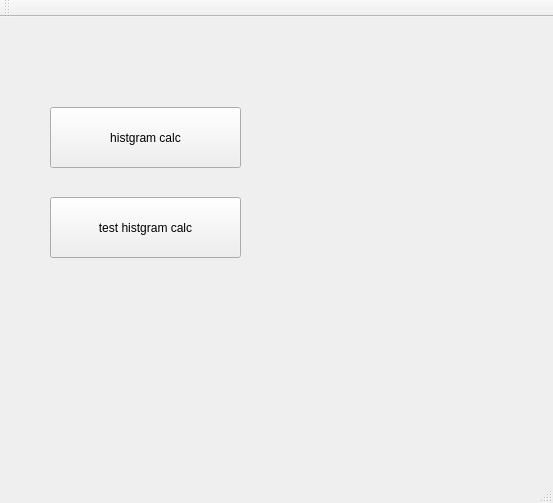
Old version of the form CalcHistLearn/mainwindow.ui in the repository fordreaming/qt_opencv3_learning.
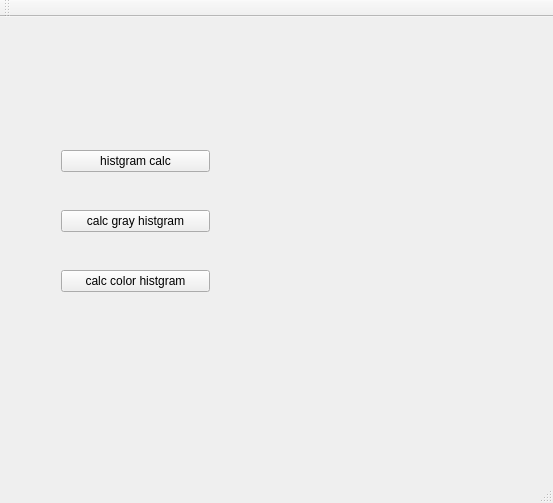
New version of the form.

```diff
--- a/CalcHistLearn/mainwindow.ui
+++ b/CalcHistLearn/mainwindow.ui
@@ -14,31 +14,38 @@
    <string>MainWindow</string>
   </property>
   <widget class="QWidget" name="centralWidget">
-   <widget class="QPushButton" name="pushButton">
+   <widget class="QWidget" name="">
     <property name="geometry">
      <rect>
       <x>50</x>
       <y>90</y>
-      <width>191</width>
-      <height>61</height>
+      <width>171</width>
+      <height>231</height>
      </rect>
     </property>
+    <layout class="QVBoxLayout" name="verticalLayout">
+     <item>
+      <widget class="QPushButton" name="pushButton">
     <property name="text">
      <string>histgram calc</string>
     </property>
    </widget>
+     </item>
+     <item>
    <widget class="QPushButton" name="pushButton_2">
-    <property name="geometry">
-     <rect>
-      <x>50</x>
-      <y>180</y>
-      <width>191</width>
-      <height>61</height>
-     </rect>
-    </property>
+       <property name="text">
+        <string>calc gray histgram</string>
+       </property>
+      </widget>
+     </item>
+     <item>
+      <widget class="QPushButton" name="pushButton_3">
     <property name="text">
-     <string>test histgram calc</string>
-    </property>
+        <string>calc color histgram</string>
+       </property>
+      </widget>
+     </item>
+    </layout>
    </widget>
   </widget>
   <widget class="QMenuBar" name="menuBar">
```
Lines whose indentation alone changed are shown as unchanged.
